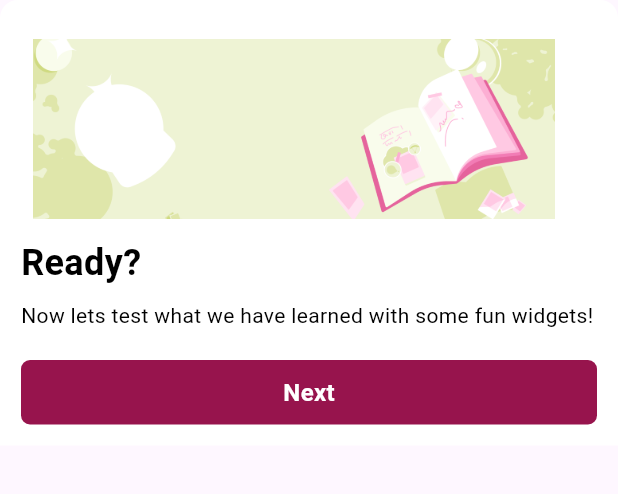
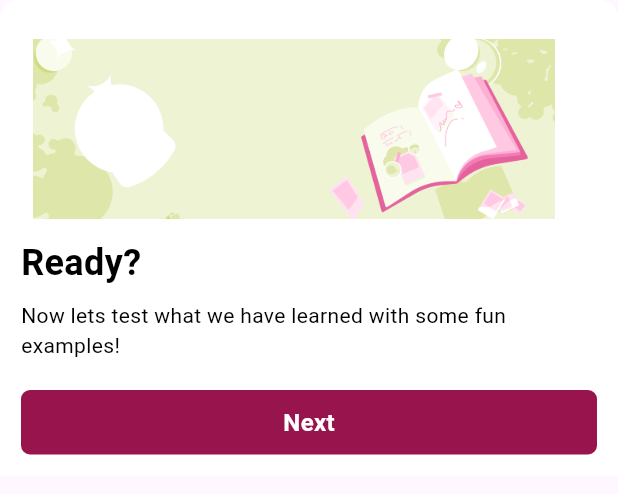
Before and after one commit to Tradeable/tradeable_learn_widget, a Flutter app: the InfoBottomSheet widget shown alone on an empty page, opened directly with empty values, on a phone screen of 412 x 824 dp. Shown: the top 494 px of the screen. Run offline on Flutter 3.47's test engine with Material 3 defaults, Android fonts, the phone set to English and light mode, and no system bars; our stand-ins replace auto_size_text, chips_choice, dio, fl_chart, flutter_heatmap_calendar, flutter_markdown and 6 more; missing offline and left inert: carousel_slider_plus, dart_eval, device_frame, webview_flutter_android, webview_flutter_wkwebview; network calls fail.

Commit message:
code refeactor

```diff
--- a/lib/candle_formation/candle_formation_model.dart
+++ b/lib/candle_formation/candle_formation_model.dart
@@ -95,8 +95,6 @@ extension OptionOrdering on Option {
         return 1;
       case Option.tail:
         return 2;
-      default:
-        throw Exception("Unknown option");
     }
   }
 }
--- a/lib/drag_and_drop_match_widget/drag_and_drop_match.dart
+++ b/lib/drag_and_drop_match_widget/drag_and_drop_match.dart
@@ -112,8 +112,6 @@ class _DragAndDropMatchState extends State<DragAndDropMatch> {
                         );
                       case DraggableOptionState.dragging:
                       case DraggableOptionState.snapped:
-                        return Container();
-                      default:
                         return Container();
                     }
                   }).toList(),
--- a/lib/user_story_widget/widgets/order_status_widget.dart
+++ b/lib/user_story_widget/widgets/order_status_widget.dart
@@ -1,8 +1,6 @@
 import 'package:flutter/material.dart';
 import 'package:tradeable_learn_widget/horizontal_line_question/horizontal_line_model.dart';
 import 'package:tradeable_learn_widget/utils/theme.dart';
-import 'package:tradeable_learn_widget/tradeable_chart/layers/candle_layer.dart/candle.dart'
-    as ui;
 
 class OrderStatusWidget extends StatefulWidget {
   final String limitPrice;
--- a/lib/utils/info_bottom_sheet.dart
+++ b/lib/utils/info_bottom_sheet.dart
@@ -39,7 +39,7 @@ class InfoBottomSheet extends StatelessWidget {
             Text('Ready?', style: textStyles.largeBold),
             const SizedBox(height: 8),
             Text(
-              'Now lets test what we have learned with some fun widgets!',
+              'Now lets test what we have learned with some fun examples!',
               style: textStyles.smallNormal,
             ),
             const SizedBox(height: 20),
```
